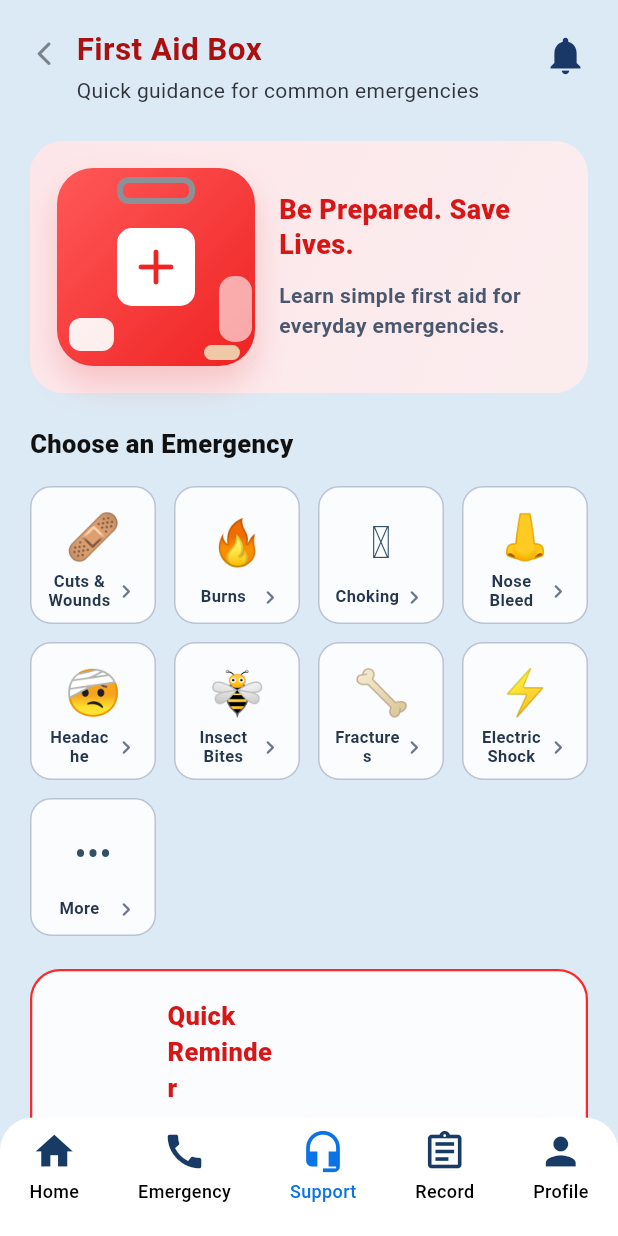
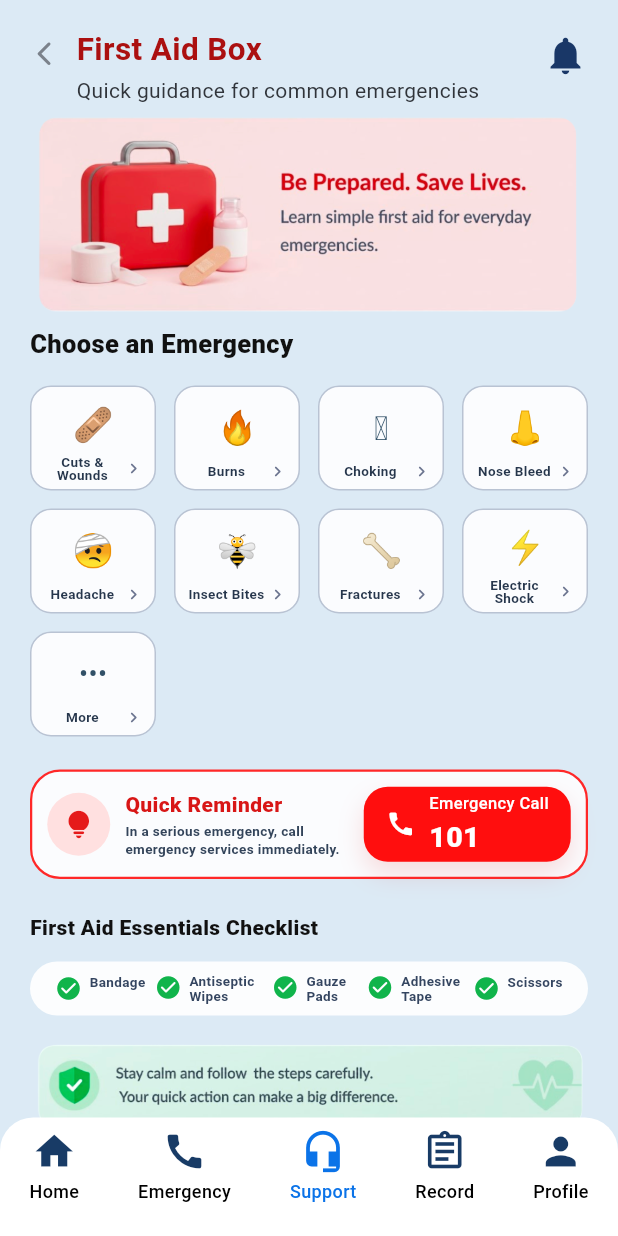
Before and after one commit to aarati123bisankhe/swastha_sathi_frontend, a Flutter app: the FirstAidBoxScreen screen opened directly, on a phone screen of 412 x 824 dp. Run offline on Flutter 3.47's test engine with Material 3 defaults, Android fonts, the phone set to English and light mode, and no system bars; our stand-ins replace dio, equatable, flutter_riverpod, flutter_secure_storage, image_picker, pretty_dio_logger and 1 more; missing offline and left inert: dio_smart_retry; accounts and stored records are empty.

Commit message:
complete firstaidbox

```diff
--- a/lib/app/features/support/presentation/pages/first_aid_box_screen.dart
+++ b/lib/app/features/support/presentation/pages/first_aid_box_screen.dart
@@ -112,9 +112,9 @@ class FirstAidBoxScreen extends StatelessWidget {
             crossAxisAlignment: CrossAxisAlignment.start,
             children: [
               _Header(user: user),
-              const SizedBox(height: 24),
+              const SizedBox(height: 8),
               const _BannerCard(),
-              const SizedBox(height: 22),
+              const SizedBox(height: 9),
               const Text(
                 'Choose an Emergency',
                 style: TextStyle(
@@ -134,12 +134,12 @@ class FirstAidBoxScreen extends StatelessWidget {
               const Text(
                 'First Aid Essentials Checklist',
                 style: TextStyle(
-                  fontSize: 18,
+                  fontSize: 14,
                   fontWeight: FontWeight.w800,
                   color: Color(0xFF111111),
                 ),
               ),
-              const SizedBox(height: 16),
+              const SizedBox(height: 13),
               const _ChecklistCard(),
               const SizedBox(height: 18),
               const _SafetyMessageCard(),
@@ -317,134 +317,12 @@ class _BannerCard extends StatelessWidget {
 
   @override
   Widget build(BuildContext context) {
-    return Container(
+    return SizedBox(
       width: double.infinity,
-      padding: const EdgeInsets.fromLTRB(18, 18, 18, 18),
-      decoration: BoxDecoration(
-        borderRadius: BorderRadius.circular(22),
-        gradient: const LinearGradient(
-          colors: [Color(0xFFFDE6E9), Color(0xFFFBEDEF)],
-          begin: Alignment.topLeft,
-          end: Alignment.bottomRight,
-        ),
-      ),
-      child: Row(
-        children: [
-          Container(
-            width: 132,
-            height: 132,
-            decoration: BoxDecoration(
-              borderRadius: BorderRadius.circular(24),
-              gradient: const LinearGradient(
-                colors: [Color(0xFFFF5858), Color(0xFFEF2222)],
-                begin: Alignment.topLeft,
-                end: Alignment.bottomRight,
-              ),
-              boxShadow: const [
-                BoxShadow(
-                  color: Color(0x33E02C2C),
-                  blurRadius: 18,
-                  offset: Offset(0, 12),
-                ),
-              ],
-            ),
-            child: Stack(
-              alignment: Alignment.center,
-              children: [
-                Positioned(
-                  bottom: 10,
-                  left: 8,
-                  child: Container(
-                    width: 30,
-                    height: 22,
-                    decoration: BoxDecoration(
-                      color: Colors.white.withValues(alpha: 0.92),
-                      borderRadius: BorderRadius.circular(8),
-                    ),
-                  ),
-                ),
-                Positioned(
-                  top: 6,
-                  child: Container(
-                    width: 52,
-                    height: 18,
-                    decoration: BoxDecoration(
-                      border: Border.all(
-                        color: const Color(0xFF8D9097),
-                        width: 4,
-                      ),
-                      borderRadius: BorderRadius.circular(8),
-                    ),
-                  ),
-                ),
-                Container(
-                  width: 52,
-                  height: 52,
-                  decoration: BoxDecoration(
-                    color: Colors.white,
-                    borderRadius: BorderRadius.circular(10),
-                  ),
-                  child: const Icon(
-                    Icons.add_rounded,
-                    color: Color(0xFFF12424),
-                    size: 40,
-                  ),
-                ),
-                Positioned(
-                  right: 2,
-                  bottom: 16,
-                  child: Container(
-                    width: 22,
-                    height: 44,
-                    decoration: BoxDecoration(
-                      color: Colors.white.withValues(alpha: 0.6),
-                      borderRadius: BorderRadius.circular(10),
-                    ),
-                  ),
-                ),
-                Positioned(
-                  right: 10,
-                  bottom: 4,
-                  child: Container(
-                    width: 24,
-                    height: 10,
-                    decoration: BoxDecoration(
-                      color: const Color(0xFFEFC9A7),
-                      borderRadius: BorderRadius.circular(10),
-                    ),
-                  ),
-                ),
-              ],
-            ),
-          ),
-          const SizedBox(width: 16),
-          const Expanded(
-            child: Column(
-              crossAxisAlignment: CrossAxisAlignment.start,
-              children: [
-                Text(
-                  'Be Prepared. Save Lives.',
-                  style: TextStyle(
-                    fontSize: 18,
-                    height: 1.25,
-                    fontWeight: FontWeight.w800,
-                    color: Color(0xFFD81616),
-                  ),
-                ),
-                SizedBox(height: 12),
-                Text(
-                  'Learn simple first aid for everyday emergencies.',
-                  style: TextStyle(
-                    fontSize: 14,
-                    height: 1.45,
-                    color: Color(0xFF4A586E),
-                    fontWeight: FontWeight.w600,
-                  ),
-                ),
-              ],
-            ),
-          ),
-        ],
+      height: 130,
+      child: Image.asset(
+        'assets/images/first_aid_banner.png',
+        fit: BoxFit.cover,
       ),
     );
   }
@@ -492,8 +370,8 @@ class _EmergencyTile extends StatelessWidget {
     return GestureDetector(
       onTap: onTap,
       child: Container(
-        height: 92,
-        padding: const EdgeInsets.fromLTRB(10, 10, 10, 8),
+        height: 70,
+        padding: const EdgeInsets.fromLTRB(7, 6, 7, 5),
         decoration: BoxDecoration(
           color: Colors.white.withValues(alpha: 0.88),
           borderRadius: BorderRadius.circular(14),
@@ -506,7 +384,7 @@ class _EmergencyTile extends StatelessWidget {
                 child: Text(
                   emergency.emoji,
                   style: TextStyle(
-                    fontSize: emergency.title == 'More' ? 24 : 30,
+                    fontSize: emergency.title == 'More' ? 18 : 22,
                     height: 1,
                   ),
                 ),
@@ -521,8 +399,8 @@ class _EmergencyTile extends StatelessWidget {
                     maxLines: 2,
                     overflow: TextOverflow.ellipsis,
                     style: const TextStyle(
-                      fontSize: 11,
-                      height: 1.15,
+                      fontSize: 9,
+                      height: 1.05,
                       color: Color(0xFF26364C),
                       fontWeight: FontWeight.w700,
                     ),
@@ -531,7 +409,7 @@ class _EmergencyTile extends StatelessWidget {
                 const Icon(
                   Icons.chevron_right_rounded,
                   color: Color(0xFF6C7590),
-                  size: 18,
+                  size: 14,
                 ),
               ],
             ),
@@ -549,7 +427,7 @@ class _QuickReminderCard extends StatelessWidget {
   Widget build(BuildContext context) {
     return Container(
       width: double.infinity,
-      padding: const EdgeInsets.all(18),
+      padding: const EdgeInsets.all(10),
       decoration: BoxDecoration(
         color: Colors.white.withValues(alpha: 0.88),
         borderRadius: BorderRadius.circular(20),
@@ -558,8 +436,8 @@ class _QuickReminderCard extends StatelessWidget {
       child: Row(
         children: [
           Container(
-            width: 58,
-            height: 58,
+            width: 42,
+            height: 42,
             decoration: const BoxDecoration(
               color: Color(0xFFFFE0E0),
               shape: BoxShape.circle,
@@ -567,28 +445,29 @@ class _QuickReminderCard extends StatelessWidget {
             child: const Icon(
               Icons.lightbulb_rounded,
               color: Color(0xFFE51A1A),
-              size: 30,
+              size: 22,
             ),
           ),
-          const SizedBox(width: 14),
+          const SizedBox(width: 10),
           const Expanded(
             child: Column(
               crossAxisAlignment: CrossAxisAlignment.start,
+              mainAxisSize: MainAxisSize.min,
               children: [
                 Text(
                   'Quick Reminder',
                   style: TextStyle(
-                    fontSize: 17,
+                    fontSize: 14,
                     fontWeight: FontWeight.w800,
                     color: Color(0xFFD81616),
                   ),
                 ),
-                SizedBox(height: 6),
+                SizedBox(height: 2),
                 Text(
                   'In a serious emergency, call emergency services immediately.',
                   style: TextStyle(
-                    fontSize: 13.5,
-                    height: 1.45,
+                    fontSize: 9,
+                    height: 1.3,
                     color: Color(0xFF33445A),
                     fontWeight: FontWeight.w600,
                   ),
@@ -596,10 +475,10 @@ class _QuickReminderCard extends StatelessWidget {
               ],
             ),
           ),
-          const SizedBox(width: 12),
+          const SizedBox(width: 8),
           Container(
-            width: 178,
-            height: 68,
+            width: 138,
+            height: 50,
             decoration: BoxDecoration(
               color: const Color(0xFFFF0E0E),
               borderRadius: BorderRadius.circular(16),
@@ -614,8 +493,8 @@ class _QuickReminderCard extends StatelessWidget {
             child: const Row(
               mainAxisAlignment: MainAxisAlignment.center,
               children: [
-                Icon(Icons.call, color: Colors.white, size: 28),
-                SizedBox(width: 12),
+                Icon(Icons.call, color: Colors.white, size: 20),
+                SizedBox(width: 9),
                 Column(
                   mainAxisAlignment: MainAxisAlignment.center,
                   crossAxisAlignment: CrossAxisAlignment.start,
@@ -623,16 +502,16 @@ class _QuickReminderCard extends StatelessWidget {
                     Text(
                       'Emergency Call',
                       style: TextStyle(
-                        fontSize: 13,
+                        fontSize: 11,
                         color: Colors.white,
                         fontWeight: FontWeight.w500,
                       ),
                     ),
-                    SizedBox(height: 2),
+                    SizedBox(height: 1),
                     Text(
                       '101',
                       style: TextStyle(
-                        fontSize: 24,
+                        fontSize: 19,
                         color: Colors.white,
                         fontWeight: FontWeight.w800,
                       ),
@@ -663,7 +542,7 @@ class _ChecklistCard extends StatelessWidget {
   Widget build(BuildContext context) {
     return Container(
       width: double.infinity,
-      padding: const EdgeInsets.symmetric(horizontal: 14, vertical: 18),
+      padding: const EdgeInsets.symmetric(horizontal: 12, vertical: 8),
       decoration: BoxDecoration(
         color: Colors.white.withValues(alpha: 0.9),
         borderRadius: BorderRadius.circular(18),
@@ -676,20 +555,20 @@ class _ChecklistCard extends StatelessWidget {
               crossAxisAlignment: CrossAxisAlignment.start,
               children: [
                 const Padding(
-                  padding: EdgeInsets.only(top: 1),
+                  padding: EdgeInsets.only(top: 0.5),
                   child: Icon(
                     Icons.check_circle_rounded,
                     color: Color(0xFF10B44B),
-                    size: 24,
+                    size: 18,
                   ),
                 ),
-                const SizedBox(width: 6),
+                const SizedBox(width: 5),
                 Flexible(
                   child: Text(
                     item,
                     style: const TextStyle(
-                      fontSize: 11,
-                      height: 1.2,
+                      fontSize: 9,
+                      height: 1.1,
                       color: Color(0xFF344560),
                       fontWeight: FontWeight.w700,
                     ),
@@ -709,64 +588,11 @@ class _SafetyMessageCard extends StatelessWidget {
 
   @override
   Widget build(BuildContext context) {
-    return Container(
+    return Image.asset(
+      'assets/images/first_aid_safety_message.png',
       width: double.infinity,
-      padding: const EdgeInsets.symmetric(horizontal: 18, vertical: 18),
-      decoration: BoxDecoration(
-        borderRadius: BorderRadius.circular(18),
-        gradient: const LinearGradient(
-          colors: [Color(0xFFDDF9E9), Color(0xFFC9F5E0)],
-          begin: Alignment.centerLeft,
-          end: Alignment.centerRight,
-        ),
-      ),
-      child: Row(
-        children: [
-          Container(
-            width: 46,
-            height: 46,
-            decoration: const BoxDecoration(
-              color: Color(0xFF2DD475),
-              shape: BoxShape.circle,
-            ),
-            child: const Icon(
-              Icons.check_rounded,
-              color: Colors.white,
-              size: 28,
-            ),
-          ),
-          const SizedBox(width: 16),
-          const Expanded(
-            child: Column(
-              crossAxisAlignment: CrossAxisAlignment.start,
-              children: [
-                Text(
-                  'Stay calm and follow the steps carefully.',
-                  style: TextStyle(
-                    fontSize: 15,
-                    color: Color(0xFF39516A),
-                    fontWeight: FontWeight.w700,
-                  ),
-                ),
-                SizedBox(height: 6),
-                Text(
-                  'Your quick action can make a big difference.',
-                  style: TextStyle(
-                    fontSize: 14,
-                    color: Color(0xFF39516A),
-                    fontWeight: FontWeight.w700,
-                  ),
-                ),
-              ],
-            ),
-          ),
-          const Icon(
-            Icons.favorite_outline_rounded,
-            color: Color(0xFF84DFB6),
-            size: 54,
-          ),
-        ],
-      ),
+      fit: BoxFit.contain,
+      alignment: Alignment.centerLeft,
     );
   }
 }
```
Also changed, not shown: assets/images/first_aid_banner.png (added), assets/images/first_aid_safety_message.png (added).
